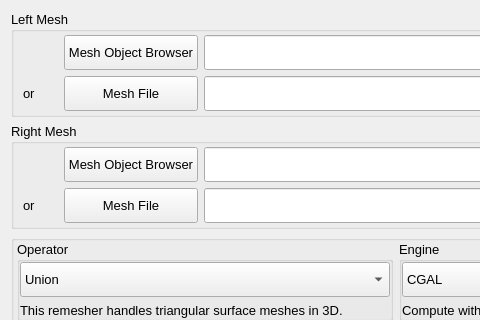
Qt form MyPlugDialog.ui (SalomePlatform/meshbooleanplugin) before a commit; both pictures show x 0 to 480 and y 0 to 320 of the 791 by 629 pixel window.
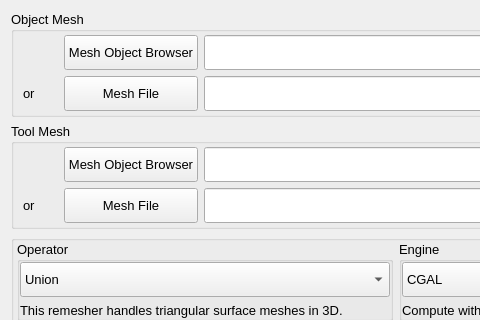
The same form after that commit. Custom widgets are drawn as their Qt base class.

Commit message: fix: labels of meshes and IRMB

Diff of the .ui file:
```diff
--- a/MyPlugDialog.ui
+++ b/MyPlugDialog.ui
@@ -209,7 +209,7 @@
       </font>
      </property>
      <property name="title">
-      <string>Left Mesh</string>
+      <string>Object Mesh</string>
      </property>
      <layout class="QGridLayout" name="gridLayout_8" columnstretch="1,2,15,1">
       <property name="topMargin">
@@ -458,7 +458,7 @@
       <bool>false</bool>
      </property>
      <property name="title">
-      <string>Right Mesh</string>
+      <string>Tool Mesh</string>
      </property>
      <layout class="QGridLayout" name="gridLayout_2" rowstretch="0,0" columnstretch="1,2,15,1">
       <property name="sizeConstraint">
```
Left out of the diff: 2 changed lines with no effect on the pictures.
